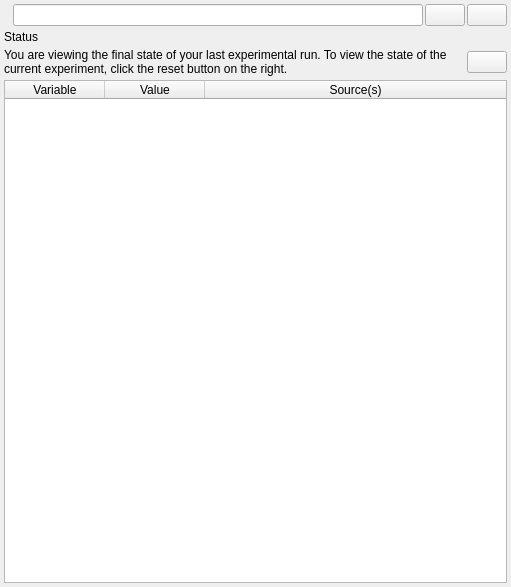
open-cogsci/OpenSesame, file extensions/variable_inspector/variable_inspector.ui: the form before one commit.
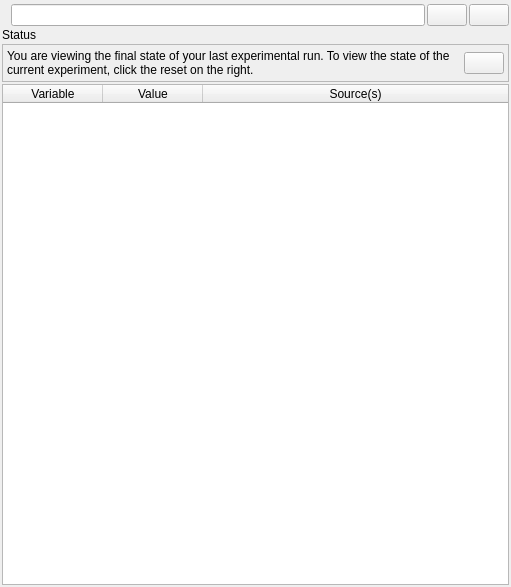
The form after the commit. Icons and pictures are not drawn.

Commit message: Update variable-inspector extension - Split into submodules - Add docstrings

Patch:
```diff
--- a/extensions/variable_inspector/variable_inspector.ui
+++ b/extensions/variable_inspector/variable_inspector.ui
@@ -15,11 +15,20 @@
   </property>
   <layout class="QVBoxLayout" name="verticalLayout">
    <property name="spacing">
-    <number>4</number>
+    <number>2</number>
    </property>
-   <property name="margin">
+   <property name="leftMargin">
+    <number>2</number>
+   </property>
+   <property name="topMargin">
     <number>4</number>
    </property>
+   <property name="rightMargin">
+    <number>2</number>
+   </property>
+   <property name="bottomMargin">
+    <number>2</number>
+   </property>
    <item>
     <widget class="QWidget" name="widget" native="true">
      <layout class="QHBoxLayout" name="horizontalLayout_2">
@@ -103,18 +112,21 @@
     </widget>
    </item>
    <item>
-    <widget class="QWidget" name="widget_reset_message" native="true">
+    <widget class="QFrame" name="widget_reset_message">
+     <property name="frameShape">
+      <enum>QFrame::StyledPanel</enum>
+     </property>
      <layout class="QHBoxLayout" name="horizontalLayout">
       <property name="spacing">
        <number>4</number>
       </property>
       <property name="margin">
-       <number>0</number>
+       <number>4</number>
       </property>
       <item>
        <widget class="QLabel" name="label">
         <property name="text">
-         <string>You are viewing the final state of your last experimental run. To view the state of the current experiment, click the reset button on the right.</string>
+         <string>You are viewing the final state of your last experimental run. To view the state of the current experiment, click the reset on the right.</string>
         </property>
         <property name="wordWrap">
          <bool>true</bool>
```
Left out of the diff: 3 changed lines with no effect on the pictures. The commit also changes 4 other files.
